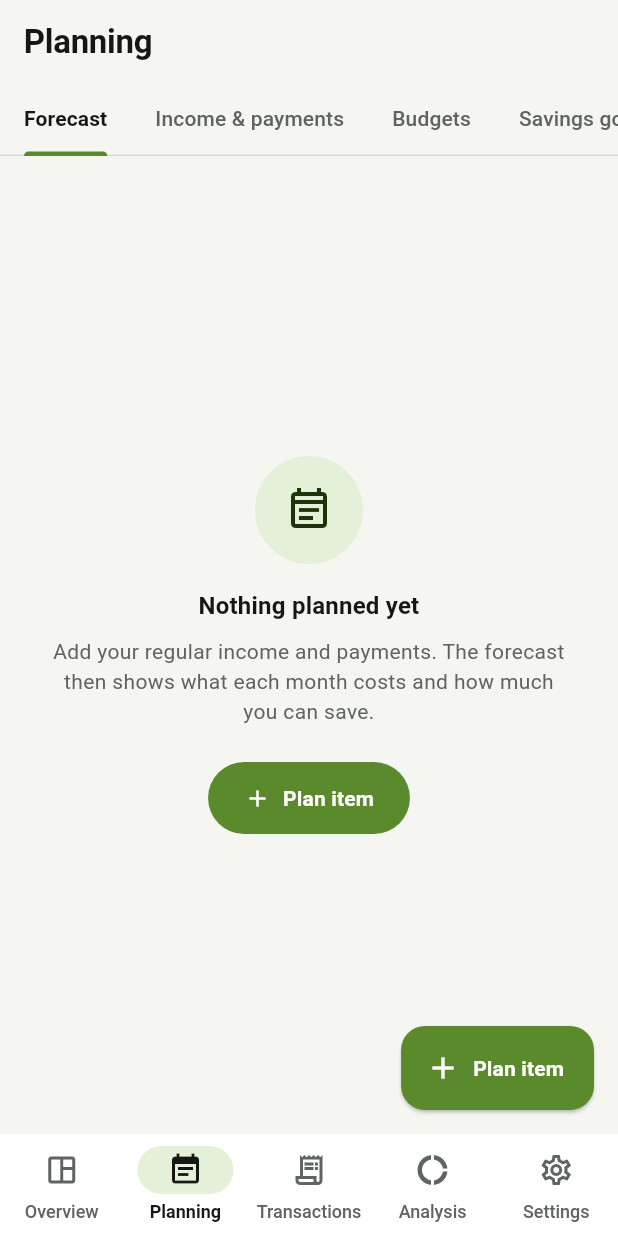
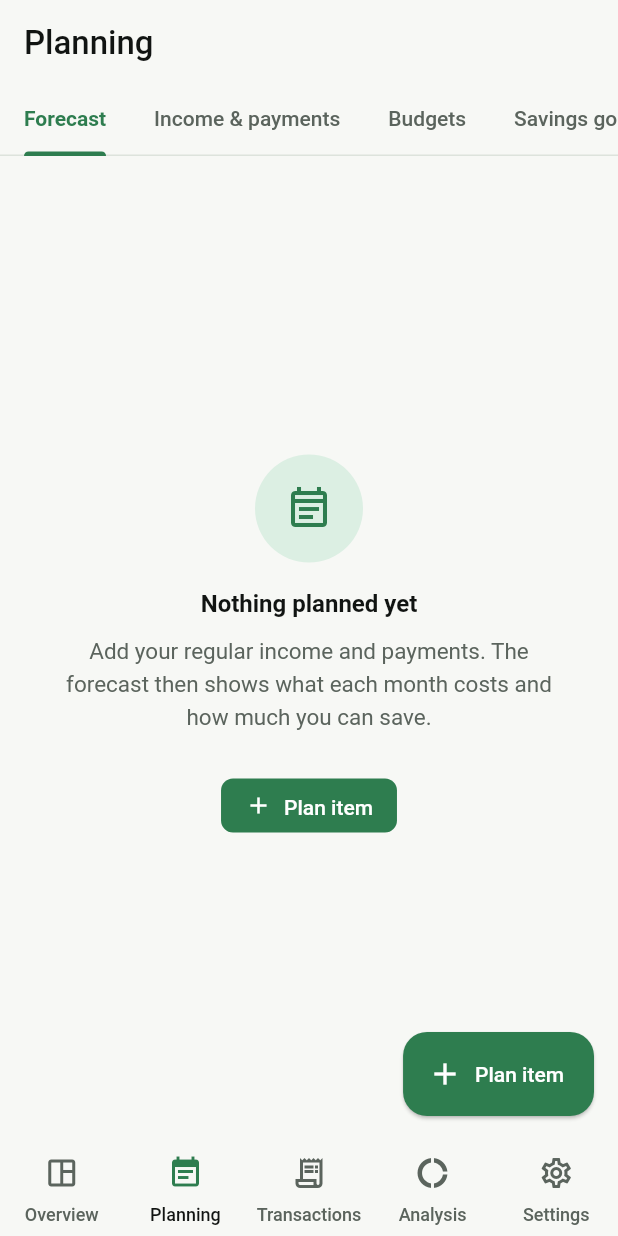
Before and after one commit to ColdStormy/PandaBudget, a Flutter app: the screen it shows after launch, item 2 of the bottom bar chosen, on a phone screen of 412 x 824 dp. Run offline on Flutter 3.47's test engine with Material 3 defaults, Android fonts, the phone set to English and light mode, and no system bars; our stand-ins replace csv, drift, drift_flutter, file_picker, fl_chart, flutter_riverpod and 1 more; accounts and stored records are empty; generated files the repository leaves out were written again; statements that could not run were skipped.

Commit message:
Add new design definitions

```diff
--- /dev/null
+++ b/lib/core/theme/app_text.dart
@@ -0,0 +1,72 @@
+import 'package:flutter/material.dart';
+
+/// The type scale of the Bamboo design system. Colour is not included; the
+/// theme applies it.
+abstract final class AppText {
+  static const _tabular = [FontFeature.tabularFigures()];
+
+  /// Total balance. 32 / 40, medium.
+  static const display = TextStyle(
+    fontSize: 32,
+    height: 40 / 32,
+    fontWeight: FontWeight.w500,
+    fontFeatures: _tabular,
+  );
+
+  /// Key figure of a view. 24 / 32, medium.
+  static const headline = TextStyle(
+    fontSize: 24,
+    height: 32 / 24,
+    fontWeight: FontWeight.w500,
+    fontFeatures: _tabular,
+  );
+
+  /// Page titles. 22 / 28, medium.
+  static const title = TextStyle(
+    fontSize: 22,
+    height: 28 / 22,
+    fontWeight: FontWeight.w500,
+  );
+
+  /// Section headings. 16 / 24, semibold.
+  static const section = TextStyle(
+    fontSize: 16,
+    height: 24 / 16,
+    fontWeight: FontWeight.w600,
+  );
+
+  /// Row titles and input text. 15 / 22, regular.
+  static const body = TextStyle(
+    fontSize: 15,
+    height: 22 / 15,
+    fontWeight: FontWeight.w400,
+  );
+
+  /// Buttons, chips, checkbox labels. 14 / 20, medium.
+  static const control = TextStyle(
+    fontSize: 14,
+    height: 20 / 14,
+    fontWeight: FontWeight.w500,
+  );
+
+  /// Muted secondary labels. 13 / 18, regular.
+  static const label = TextStyle(
+    fontSize: 13,
+    height: 18 / 13,
+    fontWeight: FontWeight.w400,
+  );
+
+  /// Navigation labels. 12 / 16, medium.
+  static const navLabel = TextStyle(
+    fontSize: 12,
+    height: 16 / 12,
+    fontWeight: FontWeight.w500,
+  );
+
+  /// Subtitles, small captions, timestamps. 12 / 16, regular.
+  static const caption = TextStyle(
+    fontSize: 12,
+    height: 16 / 12,
+    fontWeight: FontWeight.w400,
+  );
+}
--- a/lib/core/theme/app_theme.dart
+++ b/lib/core/theme/app_theme.dart
@@ -1,7 +1,11 @@
 import 'package:flutter/material.dart';
+import 'package:pandabudget/core/theme/app_text.dart';
 import 'package:pandabudget/core/theme/panda_colors.dart';
 import 'package:pandabudget/core/theme/spacing.dart';
 
+/// The Bamboo design system as Material themes: flat surfaces without
+/// borders, underline fields, text toggles instead of outlined chips, and
+/// bamboo green for everything interactive.
 abstract final class AppTheme {
   static ThemeData get light => _build(_lightScheme, FinanceColors.light);
 
@@ -12,10 +16,10 @@ abstract final class AppTheme {
     primary: PandaColors.bamboo,
     onPrimary: PandaColors.white,
     primaryContainer: PandaColors.bambooPale,
-    onPrimaryContainer: PandaColors.bambooDeep,
-    secondary: PandaColors.graphite,
+    onPrimaryContainer: PandaColors.bamboo,
+    secondary: PandaColors.slate,
     onSecondary: PandaColors.white,
-    secondaryContainer: Color(0xFFE9ECE5),
+    secondaryContainer: PandaColors.sunk,
     onSecondaryContainer: PandaColors.ink,
     tertiary: PandaColors.amber,
     onTertiary: PandaColors.white,
@@ -28,10 +32,10 @@ abstract final class AppTheme {
     onSurfaceVariant: PandaColors.slate,
     surfaceContainerLowest: PandaColors.white,
     surfaceContainerLow: PandaColors.white,
-    surfaceContainer: Color(0xFFEFF1EB),
-    surfaceContainerHigh: Color(0xFFE9ECE5),
-    surfaceContainerHighest: Color(0xFFE2E5DD),
-    outline: Color(0xFF8A8F86),
+    surfaceContainer: PandaColors.sunk,
+    surfaceContainerHigh: PandaColors.sunk,
+    surfaceContainerHighest: PandaColors.mist,
+    outline: PandaColors.stone,
     outlineVariant: PandaColors.mist,
     inverseSurface: PandaColors.ink,
     onInverseSurface: PandaColors.rice,
@@ -42,31 +46,31 @@ abstract final class AppTheme {
   static const ColorScheme _darkScheme = ColorScheme(
     brightness: Brightness.dark,
     primary: PandaColors.bambooShoot,
-    onPrimary: PandaColors.bambooDeep,
-    primaryContainer: Color(0xFF2F4A17),
-    onPrimaryContainer: PandaColors.bambooPale,
-    secondary: Color(0xFFC9CEC6),
-    onSecondary: PandaColors.ink,
-    secondaryContainer: PandaColors.graphite,
-    onSecondaryContainer: Color(0xFFE2E5DD),
+    onPrimary: PandaColors.night,
+    primaryContainer: PandaColors.bambooNight,
+    onPrimaryContainer: PandaColors.bambooShoot,
+    secondary: PandaColors.nightSlate,
+    onSecondary: PandaColors.night,
+    secondaryContainer: PandaColors.nightSunk,
+    onSecondaryContainer: PandaColors.nightInk,
     tertiary: PandaColors.amberLight,
     onTertiary: Color(0xFF3A2700),
     error: PandaColors.clayLight,
     onError: Color(0xFF5A1A13),
     errorContainer: Color(0xFF6E2A21),
     onErrorContainer: Color(0xFFF9DEDA),
-    surface: PandaColors.ink,
-    onSurface: Color(0xFFE8EAE4),
-    onSurfaceVariant: Color(0xFFA9AFA6),
-    surfaceContainerLowest: Color(0xFF0E100F),
-    surfaceContainerLow: PandaColors.charcoal,
-    surfaceContainer: Color(0xFF212523),
-    surfaceContainerHigh: PandaColors.graphite,
-    surfaceContainerHighest: Color(0xFF343836),
-    outline: Color(0xFF7D837B),
-    outlineVariant: Color(0xFF353A36),
-    inverseSurface: Color(0xFFE8EAE4),
-    onInverseSurface: PandaColors.ink,
+    surface: PandaColors.night,
+    onSurface: PandaColors.nightInk,
+    onSurfaceVariant: PandaColors.nightSlate,
+    surfaceContainerLowest: PandaColors.night,
+    surfaceContainerLow: PandaColors.nightCard,
+    surfaceContainer: PandaColors.nightSunk,
+    surfaceContainerHigh: PandaColors.nightSunk,
+    surfaceContainerHighest: PandaColors.nightLine,
+    outline: PandaColors.nightStone,
+    outlineVariant: PandaColors.nightLine,
+    inverseSurface: PandaColors.nightInk,
+    onInverseSurface: PandaColors.night,
     inversePrimary: PandaColors.bamboo,
     surfaceTint: Colors.transparent,
   );
@@ -76,48 +80,60 @@ abstract final class AppTheme {
       useMaterial3: true,
       colorScheme: scheme,
       scaffoldBackgroundColor: scheme.surface,
+      canvasColor: scheme.surface,
       visualDensity: VisualDensity.standard,
       extensions: [finance],
     );
-    final text = base.textTheme;
-    // `textTheme` carries colours and the font family but no sizes; those
-    // are merged in per locale when a widget reads the theme. Component
-    // themes skip that step, so they get fully specified styles from here.
-    final sized = base.typography.englishLike.merge(text);
-    const radius = BorderRadius.all(Radius.circular(16));
-    final border = BorderSide(color: scheme.outlineVariant);
+
+    // Merging into the base styles keeps the platform's font family.
+    TextStyle? style(TextStyle? from, TextStyle scale, Color color) =>
+        from?.merge(scale).copyWith(color: color, letterSpacing: 0);
+    final t = base.textTheme;
+    final ink = scheme.onSurface;
+    final muted = scheme.onSurfaceVariant;
+    final text = t.copyWith(
+      displayLarge: style(t.displayLarge, AppText.display, ink),
+      headlineMedium: style(t.headlineMedium, AppText.headline, ink),
+      headlineSmall: style(t.headlineSmall, AppText.headline, ink),
+      titleLarge: style(t.titleLarge, AppText.title, ink),
+      titleMedium: style(t.titleMedium, AppText.section, ink),
+      titleSmall: style(t.titleSmall, AppText.control, ink),
+      bodyLarge: style(t.bodyLarge, AppText.body, ink),
+      bodyMedium: style(t.bodyMedium, AppText.body, ink),
+      bodySmall: style(t.bodySmall, AppText.caption, muted),
+      labelLarge: style(t.labelLarge, AppText.control, ink),
+      labelMedium: style(t.labelMedium, AppText.label, muted),
+      labelSmall: style(t.labelSmall, AppText.navLabel, muted),
+    );
+
+    final line = BorderSide(color: scheme.outlineVariant);
+    const radius = BorderRadius.all(Radius.circular(Radii.lg));
+    const smallRadius = BorderRadius.all(Radius.circular(Radii.sm));
+    const buttonShape = RoundedRectangleBorder(borderRadius: smallRadius);
+    const transparent = Colors.transparent;
+
+    Color navColor(Set<WidgetState> states, Color selected, Color other) =>
+        states.contains(WidgetState.selected) ? selected : other;
+    UnderlineInputBorder underline(Color color, [double width = 1]) =>
+        UnderlineInputBorder(borderSide: BorderSide(color: color, width: width));
 
     return base.copyWith(
-      textTheme: text.copyWith(
-        headlineMedium: text.headlineMedium?.copyWith(
-          fontWeight: FontWeight.w600,
-          letterSpacing: -0.5,
-        ),
-        headlineSmall: text.headlineSmall?.copyWith(
-          fontWeight: FontWeight.w600,
-          letterSpacing: -0.3,
-        ),
-        titleLarge: text.titleLarge?.copyWith(fontWeight: FontWeight.w600),
-        titleMedium: text.titleMedium?.copyWith(fontWeight: FontWeight.w600),
-        labelLarge: text.labelLarge?.copyWith(fontWeight: FontWeight.w600),
-      ),
+      textTheme: text,
       appBarTheme: AppBarTheme(
         backgroundColor: scheme.surface,
-        foregroundColor: scheme.onSurface,
+        foregroundColor: ink,
+        surfaceTintColor: transparent,
         elevation: 0,
         scrolledUnderElevation: 0,
         centerTitle: false,
-        titleTextStyle: sized.titleLarge?.copyWith(
-          fontWeight: FontWeight.w600,
-          letterSpacing: -0.2,
-          color: scheme.onSurface,
-        ),
+        titleTextStyle: text.titleLarge,
       ),
       cardTheme: CardThemeData(
         elevation: 0,
         margin: EdgeInsets.zero,
         color: scheme.surfaceContainerLow,
-        shape: RoundedRectangleBorder(borderRadius: radius, side: border),
+        surfaceTintColor: transparent,
+        shape: const RoundedRectangleBorder(borderRadius: radius),
         clipBehavior: Clip.antiAlias,
       ),
       dividerTheme: DividerThemeData(
@@ -127,74 +143,69 @@ abstract final class AppTheme {
       ),
       listTileTheme: ListTileThemeData(
         contentPadding: const EdgeInsets.symmetric(horizontal: Insets.md),
-        iconColor: scheme.onSurfaceVariant,
-        subtitleTextStyle: sized.bodyMedium?.copyWith(
-          color: scheme.onSurfaceVariant,
-        ),
+        minVerticalPadding: Insets.sm,
+        iconColor: muted,
+        subtitleTextStyle: text.bodySmall,
       ),
       navigationBarTheme: NavigationBarThemeData(
-        backgroundColor: scheme.surfaceContainerLow,
-        indicatorColor: scheme.primaryContainer,
+        backgroundColor: scheme.surface,
+        surfaceTintColor: transparent,
+        indicatorColor: transparent,
         elevation: 0,
-        height: 68,
+        height: 64,
+        iconTheme: WidgetStateProperty.resolveWith(
+          (states) => IconThemeData(
+            color: navColor(states, scheme.primary, muted),
+          ),
+        ),
         labelTextStyle: WidgetStateProperty.resolveWith(
-          (states) => sized.labelMedium?.copyWith(
-            letterSpacing: 0,
-            fontWeight: states.contains(WidgetState.selected)
-                ? FontWeight.w700
-                : FontWeight.w500,
-            color: states.contains(WidgetState.selected)
-                ? scheme.onSurface
-                : scheme.onSurfaceVariant,
+          (states) => text.labelSmall?.copyWith(
+            color: navColor(states, ink, muted),
           ),
         ),
       ),
       navigationRailTheme: NavigationRailThemeData(
-        backgroundColor: scheme.surfaceContainerLow,
-        indicatorColor: scheme.primaryContainer,
-        selectedIconTheme: IconThemeData(color: scheme.onPrimaryContainer),
-        unselectedIconTheme: IconThemeData(color: scheme.onSurfaceVariant),
-        selectedLabelTextStyle: sized.labelMedium?.copyWith(
-          fontWeight: FontWeight.w700,
-          color: scheme.onSurface,
-        ),
-        unselectedLabelTextStyle: sized.labelMedium?.copyWith(
-          color: scheme.onSurfaceVariant,
-        ),
+        backgroundColor: scheme.surface,
+        indicatorColor: transparent,
+        selectedIconTheme: IconThemeData(color: scheme.primary),
+        unselectedIconTheme: IconThemeData(color: muted),
+        selectedLabelTextStyle: text.labelSmall?.copyWith(color: ink),
+        unselectedLabelTextStyle: text.labelSmall,
       ),
       inputDecorationTheme: InputDecorationThemeData(
-        filled: true,
-        fillColor: scheme.surfaceContainerLow,
-        contentPadding: const EdgeInsets.symmetric(
-          horizontal: Insets.md,
-          vertical: 14,
-        ),
-        border: OutlineInputBorder(
-          borderRadius: const BorderRadius.all(Radius.circular(12)),
-          borderSide: border,
-        ),
-        enabledBorder: OutlineInputBorder(
-          borderRadius: const BorderRadius.all(Radius.circular(12)),
-          borderSide: border,
-        ),
-        focusedBorder: OutlineInputBorder(
-          borderRadius: const BorderRadius.all(Radius.circular(12)),
-          borderSide: BorderSide(color: scheme.primary, width: 2),
-        ),
+        isDense: true,
+        contentPadding: const EdgeInsets.symmetric(vertical: 12),
+        border: underline(scheme.outline),
+        enabledBorder: underline(scheme.outline),
+        focusedBorder: underline(scheme.primary, 2),
+        errorBorder: underline(scheme.error),
+        focusedErrorBorder: underline(scheme.error, 2),
+        hintStyle: text.bodyLarge?.copyWith(color: muted),
+        labelStyle: text.bodyLarge?.copyWith(color: muted),
       ),
       filledButtonTheme: FilledButtonThemeData(
         style: FilledButton.styleFrom(
-          minimumSize: const Size(0, 48),
-          padding: const EdgeInsets.symmetric(horizontal: Insets.lg),
-          shape: const StadiumBorder(),
+          minimumSize: const Size(0, 36),
+          padding: const EdgeInsets.symmetric(horizontal: Insets.md),
+          textStyle: AppText.control,
+          shape: buttonShape,
         ),
       ),
       outlinedButtonTheme: OutlinedButtonThemeData(
         style: OutlinedButton.styleFrom(
-          minimumSize: const Size(0, 48),
-          padding: const EdgeInsets.symmetric(horizontal: Insets.lg),
-          side: border,
-          shape: const StadiumBorder(),
+          minimumSize: const Size(0, 36),
+          padding: const EdgeInsets.symmetric(horizontal: Insets.md),
+          foregroundColor: ink,
+          side: BorderSide(color: scheme.outline),
+          textStyle: AppText.control,
+          shape: buttonShape,
+        ),
+      ),
+      textButtonTheme: TextButtonThemeData(
+        style: TextButton.styleFrom(
+          foregroundColor: muted,
+          textStyle: AppText.control,
+          shape: buttonShape,
         ),
       ),
       floatingActionButtonTheme: FloatingActionButtonThemeData(
@@ -203,48 +214,73 @@ abstract final class AppTheme {
         elevation: 1,
         highlightElevation: 2,
       ),
+      // Filters are plain text toggles: accent when selected, muted otherwise.
       chipTheme: ChipThemeData(
-        side: border,
-        backgroundColor: scheme.surfaceContainerLow,
-        selectedColor: scheme.primaryContainer,
-        shape: const StadiumBorder(),
-        labelStyle: sized.labelLarge?.copyWith(
-          fontWeight: FontWeight.w500,
-          color: scheme.onSurface,
+        side: BorderSide.none,
+        backgroundColor: transparent,
+        selectedColor: transparent,
+        surfaceTintColor: transparent,
+        showCheckmark: false,
+        elevation: 0,
+        pressElevation: 0,
+        shape: buttonShape,
+        labelStyle: AppText.control.copyWith(
+          color: WidgetStateColor.resolveWith(
+            (states) => navColor(states, scheme.primary, muted),
+          ),
         ),
       ),
       segmentedButtonTheme: SegmentedButtonThemeData(
         style: SegmentedButton.styleFrom(
-          side: border,
-          foregroundColor: scheme.onSurfaceVariant,
+          side: line,
+          shape: buttonShape,
+          textStyle: AppText.control,
+          foregroundColor: muted,
           selectedBackgroundColor: scheme.primaryContainer,
-          selectedForegroundColor: scheme.onPrimaryContainer,
+          selectedForegroundColor: scheme.primary,
+        ),
+      ),
+      switchTheme: SwitchThemeData(
+        thumbColor: WidgetStateProperty.resolveWith(
+          (states) => navColor(states, scheme.onPrimary, scheme.outline),
+        ),
+        trackColor: WidgetStateProperty.resolveWith(
+          (states) =>
+              navColor(states, scheme.primary, scheme.surfaceContainer),
+        ),
+        trackOutlineColor: WidgetStateProperty.resolveWith(
+          (states) => navColor(states, transparent, scheme.outline),
         ),
       ),
       tabBarTheme: TabBarThemeData(
-        labelColor: scheme.onSurface,
-        unselectedLabelColor: scheme.onSurfaceVariant,
+        labelColor: scheme.primary,
+        unselectedLabelColor: muted,
         indicatorColor: scheme.primary,
         indicatorSize: TabBarIndicatorSize.label,
         dividerColor: scheme.outlineVariant,
-        labelStyle: sized.titleSmall?.copyWith(fontWeight: FontWeight.w700),
-        unselectedLabelStyle: sized.titleSmall,
+        labelStyle: AppText.control.copyWith(fontWeight: FontWeight.w600),
+        unselectedLabelStyle: AppText.control,
       ),
       progressIndicatorTheme: ProgressIndicatorThemeData(
         color: scheme.primary,
-        linearTrackColor: scheme.surfaceContainerHighest,
-        linearMinHeight: 8,
-        borderRadius: const BorderRadius.all(Radius.circular(8)),
+        linearTrackColor: scheme.outlineVariant,
+        linearMinHeight: 4,
+        borderRadius: const BorderRadius.all(Radius.circular(2)),
       ),
       dialogTheme: DialogThemeData(
         backgroundColor: scheme.surfaceContainerLow,
-        shape: const RoundedRectangleBorder(
-          borderRadius: BorderRadius.all(Radius.circular(24)),
-        ),
+        surfaceTintColor: transparent,
+        shape: const RoundedRectangleBorder(borderRadius: radius),
+        titleTextStyle: text.titleMedium,
+        contentTextStyle: text.bodyLarge,
       ),
       bottomSheetTheme: BottomSheetThemeData(
         backgroundColor: scheme.surfaceContainerLow,
+        surfaceTintColor: transparent,
         showDragHandle: true,
+        shape: const RoundedRectangleBorder(
+          borderRadius: BorderRadius.vertical(top: Radius.circular(Radii.lg)),
+        ),
       ),
       snackBarTheme: const SnackBarThemeData(
         behavior: SnackBarBehavior.floating,
--- a/lib/core/theme/panda_colors.dart
+++ b/lib/core/theme/panda_colors.dart
@@ -1,33 +1,42 @@
 import 'package:flutter/material.dart';
 
-/// The PandaBudget palette: panda black and white with bamboo green as the
-/// only accent.
+/// The PandaBudget palette (Bamboo design system): panda black and white
+/// with bamboo green as the only accent.
 abstract final class PandaColors {
-  // Panda black and the greys between it and white.
-  static const Color ink = Color(0xFF151716);
-  static const Color charcoal = Color(0xFF1C1F1D);
-  static const Color graphite = Color(0xFF2A2E2B);
-  static const Color slate = Color(0xFF5E645F);
-  static const Color mist = Color(0xFFDADDD5);
-  static const Color rice = Color(0xFFF5F6F2);
+  // Light surfaces and text. `ink` is also the panda black of the logo.
+  static const Color ink = Color(0xFF111412);
+  static const Color slate = Color(0xFF5B645D);
+  static const Color mist = Color(0xFFDDE3DC);
+  static const Color stone = Color(0xFF8A948C);
+  static const Color sunk = Color(0xFFEEF1EC);
+  static const Color rice = Color(0xFFF7F8F5);
   static const Color white = Color(0xFFFFFFFF);
 
+  // Dark surfaces and text.
+  static const Color night = Color(0xFF0F1210);
+  static const Color nightCard = Color(0xFF171B19);
+  static const Color nightSunk = Color(0xFF1F2420);
+  static const Color nightLine = Color(0xFF2A312C);
+  static const Color nightStone = Color(0xFF5E6962);
+  static const Color nightInk = Color(0xFFEEF2EE);
+  static const Color nightSlate = Color(0xFFA3ADA5);
+
   // Bamboo.
-  static const Color bamboo = Color(0xFF5A8A2B);
-  static const Color bambooDeep = Color(0xFF1D3309);
-  static const Color bambooShoot = Color(0xFFA8D08C);
-  static const Color bambooPale = Color(0xFFE4F0D8);
+  static const Color bamboo = Color(0xFF2E7D4F);
+  static const Color bambooShoot = Color(0xFF7CC79A);
+  static const Color bambooPale = Color(0xFFDCEFE3);
+  static const Color bambooNight = Color(0xFF1E3327);
 
   // Used sparingly for money going out and for warnings.
-  static const Color clay = Color(0xFFB4483C);
-  static const Color clayLight = Color(0xFFF0A69C);
+  static const Color clay = Color(0xFFB42318);
+  static const Color clayLight = Color(0xFFFF8A80);
   static const Color amber = Color(0xFFB57A14);
   static const Color amberLight = Color(0xFFE6BE6A);
 
   /// Colours offered for accounts, categories, budgets and goals. Muted so
   /// that charts stay calm next to the bamboo accent.
   static const List<int> swatches = [
-    0xFF5A8A2B,
+    0xFF2E7D4F,
     0xFF3F7D3A,
     0xFF89A85A,
     0xFF4F8F8B,
--- a/lib/core/theme/spacing.dart
+++ b/lib/core/theme/spacing.dart
@@ -9,6 +9,13 @@ abstract final class Insets {
   static const double lg = 24;
   static const double xl = 32;
   static const double xxl = 48;
+}
+
+/// Corner radii: buttons and fields, cards and sheets, round shapes.
+abstract final class Radii {
+  static const double sm = 8;
+  static const double lg = 16;
+  static const double full = 999;
 }
 
 /// Layout breakpoints.
--- a/lib/core/widgets/form_widgets.dart
+++ b/lib/core/widgets/form_widgets.dart
@@ -158,7 +158,7 @@ class PickerField extends StatelessWidget {
   @override
   Widget build(BuildContext context) {
     return InkWell(
-      borderRadius: const BorderRadius.all(Radius.circular(12)),
+      borderRadius: const BorderRadius.all(Radius.circular(Radii.sm)),
       onTap: onTap,
       child: InputDecorator(
         isEmpty: value == null,
--- a/lib/core/widgets/panda_widgets.dart
+++ b/lib/core/widgets/panda_widgets.dart
@@ -405,7 +405,7 @@ class StatusPill extends StatelessWidget {
       padding: const EdgeInsets.symmetric(horizontal: 10, vertical: 4),
       decoration: BoxDecoration(
         color: color.withValues(alpha: 0.14),
-        borderRadius: const BorderRadius.all(Radius.circular(999)),
+        borderRadius: const BorderRadius.all(Radius.circular(Radii.full)),
       ),
       child: Row(
         mainAxisSize: MainAxisSize.min,
```
